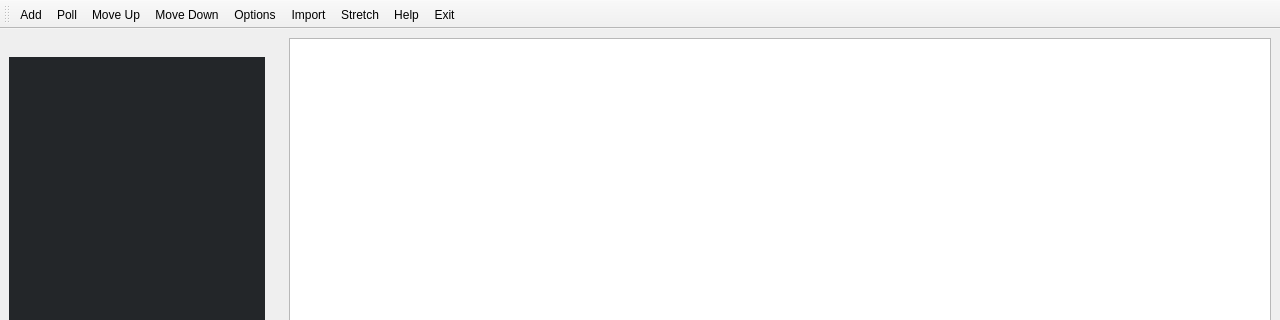
First picture: the form in src/core/mainwindow.ui, repository kik4444/simple-process-tracker, before the edit; both pictures show x 0 to 1280 and y 0 to 320 of the 1280 by 720 pixel window.
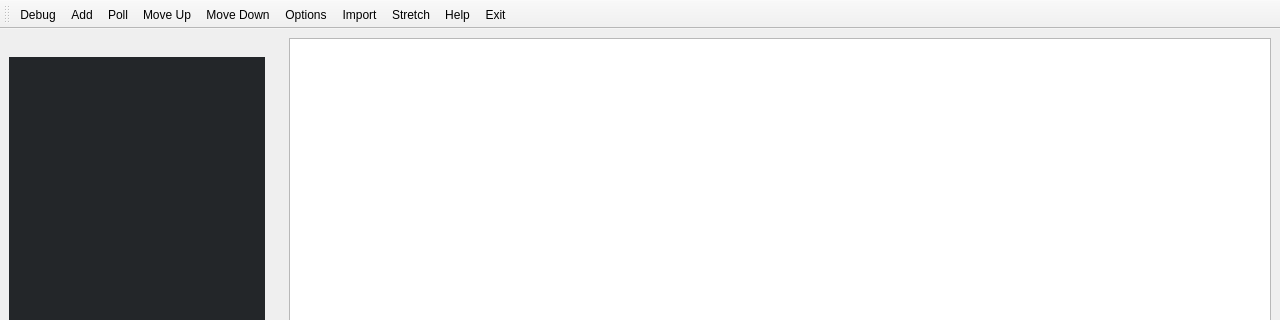
Second picture: the form after the edit. Icons and pictures are not drawn.

Commit message: Added toggleable debug-mode

```diff
--- a/src/core/mainwindow.ui
+++ b/src/core/mainwindow.ui
@@ -63,6 +63,7 @@
    <attribute name="toolBarBreak">
     <bool>false</bool>
    </attribute>
+   <addaction name="actionDebug"/>
    <addaction name="actionAdd"/>
    <addaction name="actionPoll"/>
    <addaction name="actionMove_Up"/>
```
Left out of the diff: 3 changed lines with no effect on the pictures. The commit also changes 2 other files.
